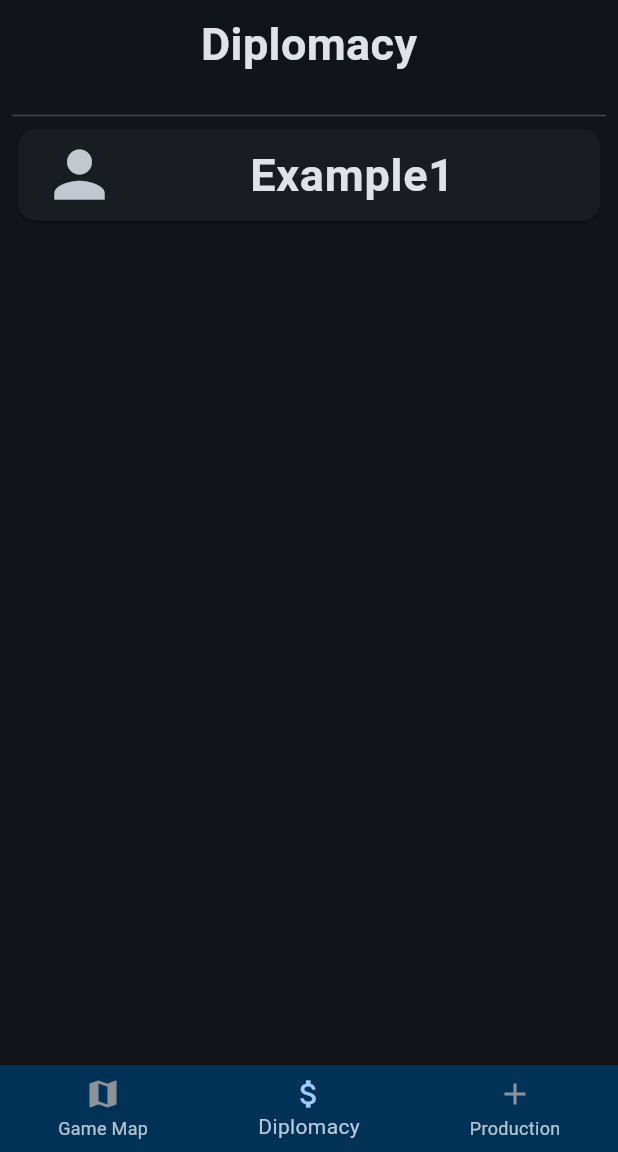
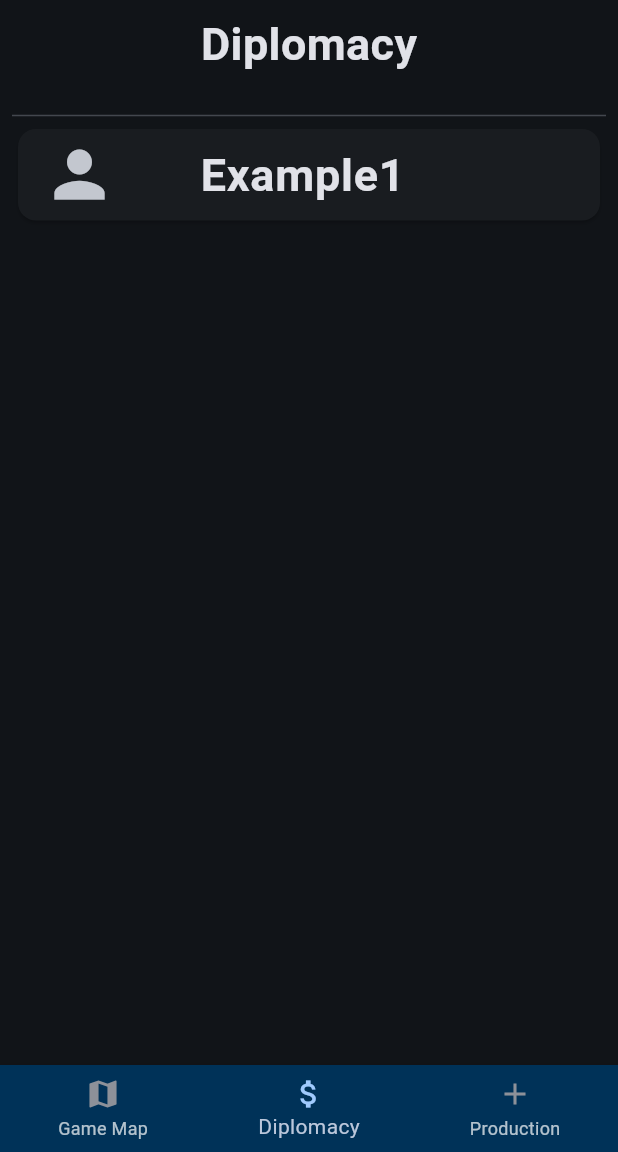
Before and after one commit to CodeableSyth/xfour, a Flutter app: the screen it shows after launch, item 2 of the bottom bar chosen, on a phone screen of 412 x 824 dp, the part 84-1236 px from its top. Run offline on Flutter 3.47's test engine with Material 3 defaults, Android fonts, the phone set to English and light mode, and no system bars.

```diff
--- a/lib/diplomacy.dart
+++ b/lib/diplomacy.dart
@@ -3,7 +3,7 @@ import 'package:fourxgame/people.dart';
 
 
 class DiplomacyPage extends StatefulWidget {
-  DiplomacyPage(this.metPeople, this.currentPeople, {super.key});
+  const DiplomacyPage(this.metPeople, this.currentPeople, {super.key});
 
   final People metPeople;
   final Function currentPeople;
@@ -38,9 +38,9 @@ class _DiplomacyPageState extends State<DiplomacyPage> {
         child: Column(
           crossAxisAlignment: CrossAxisAlignment.center,
           children: [
-            Center(child: Text("Diplomacy", style: optionStyle,)),
+            const Center(child: Text("Diplomacy", style: optionStyle,)),
             Text(explanationText, textAlign: TextAlign.center,),
-            Divider(height: 10),
+            const Divider(height: 10),
             Expanded(child:
               ListView(
                 children: peopleCards,
--- a/lib/game_map.dart
+++ b/lib/game_map.dart
@@ -12,7 +12,7 @@ class _GameMapPageState extends State<GameMapPage> {
 
   @override
   Widget build(BuildContext context) {
-    return const Placeholder();
+    return const Placeholder(); //TwoDimensionalScrollView
   }
 }
 
--- a/lib/people.dart
+++ b/lib/people.dart
@@ -13,7 +13,7 @@ class People {
           //child: SizedBox(width: cardWidth, height: cardHeight,
           child: ListTile(
             title: Text(person, style: const TextStyle(fontSize: 30, fontWeight: FontWeight.bold,), textAlign: TextAlign.center),
-              //trailing: const Icon(Icons.menu),
+            trailing: const SizedBox(width: 50,),
             leading: const Icon(Icons.person, size: 50,),
             tileColor: color,
             onTap: () {},
```
Also changed, not shown: lib/point.dart (added, +32 -0 lines). Lines whose indentation alone changed are shown as unchanged.
